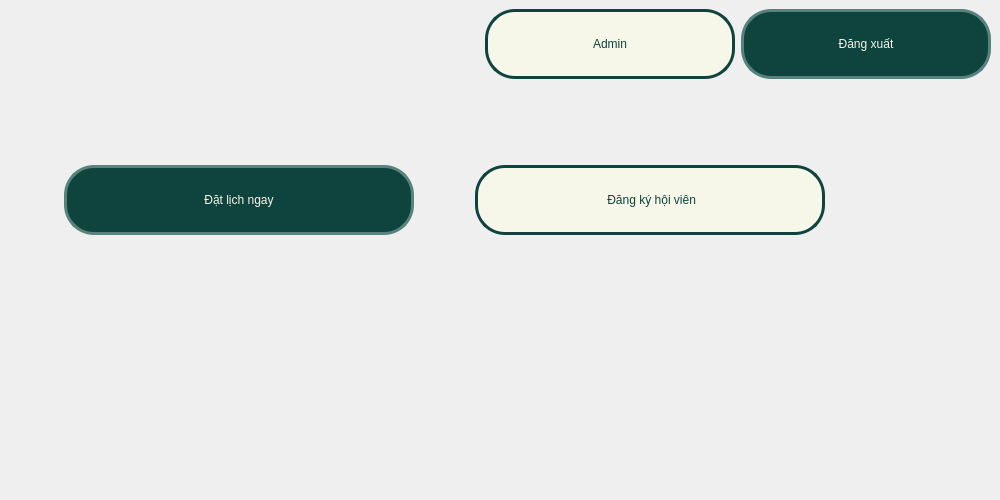
Old version of the form ui/dashboard/Dashboard.ui in the repository nguyenbphan12001-rimzy/Do-an-cuoi-ki-Nhom8_KTLT.
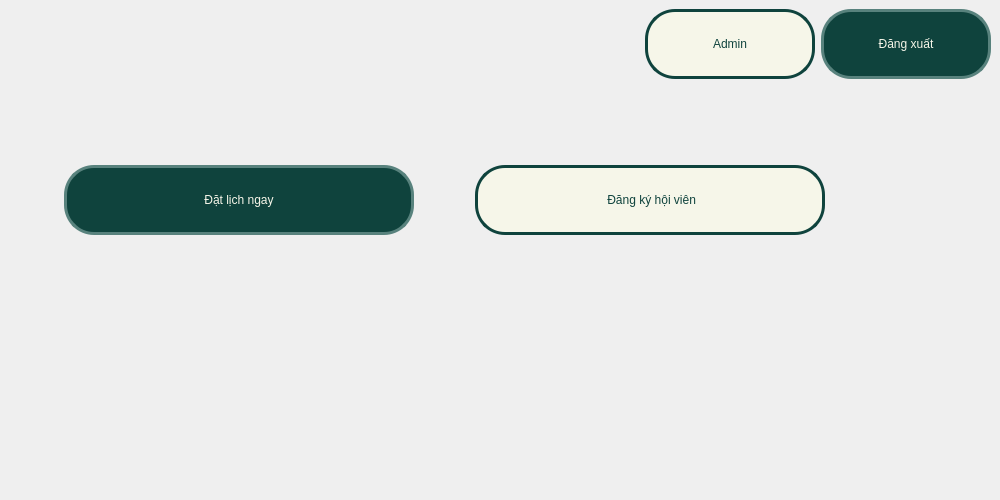
New version of the form. Icons and pictures are not drawn.

Patch:
```diff
--- a/ui/dashboard/Dashboard.ui
+++ b/ui/dashboard/Dashboard.ui
@@ -49,7 +49,7 @@
            <widget class="QPushButton" name="pushButtonAdmin">
             <property name="minimumSize">
              <size>
-              <width>250</width>
+              <width>170</width>
               <height>70</height>
              </size>
             </property>
@@ -79,7 +79,7 @@
            <widget class="QPushButton" name="pushButtonLogOut">
             <property name="minimumSize">
              <size>
-              <width>250</width>
+              <width>170</width>
               <height>70</height>
              </size>
             </property>
```
